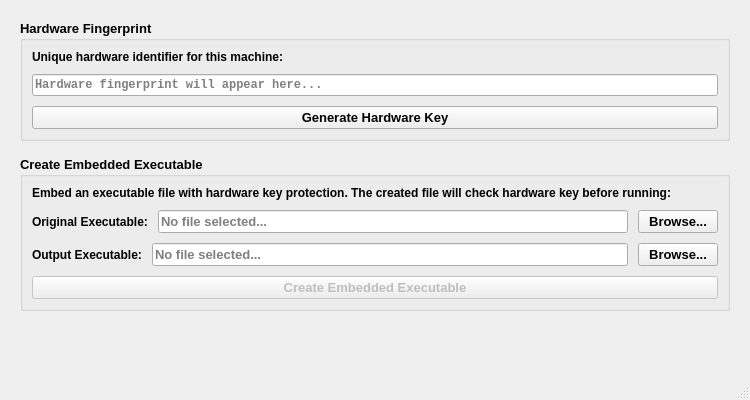
Old version of the form mod.ui in the repository angeloflancer/philips-protector.
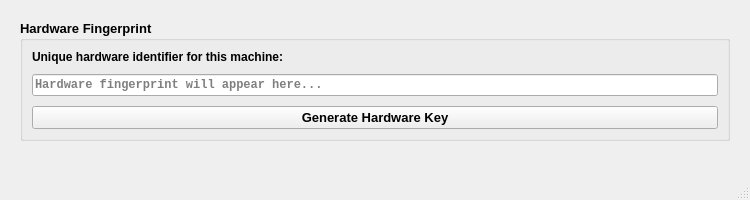
New version of the form.

Commit message: Remove obsolete executable embedding and encryption components from the project. This includes the deletion of ExecutableEmbedder, ExecutableEncryptor, MemoryExecuteLoader, and RuntimeProtector classes, along with their associated headers and UI elements. The MoD application has been updated to reflect these changes, streamlining the codebase and improving maintainability.

Diff of the .ui file:
```diff
--- a/mod.ui
+++ b/mod.ui
@@ -7,7 +7,7 @@
     <x>0</x>
     <y>0</y>
     <width>750</width>
-    <height>400</height>
+    <height>200</height>
    </rect>
   </property>
   <property name="windowTitle">
@@ -87,125 +87,6 @@
       </layout>
      </widget>
     </item>
-    <item>
-     <widget class="QGroupBox" name="embedExecGroup">
-      <property name="title">
-       <string>Create Embedded Executable</string>
-      </property>
-      <property name="font">
-       <font>
-        <pointsize>10</pointsize>
-        <weight>75</weight>
-        <bold>true</bold>
-       </font>
-      </property>
-      <layout class="QVBoxLayout" name="embedExecLayout">
-       <property name="spacing">
-        <number>10</number>
-       </property>
-       <item>
-        <widget class="QLabel" name="labelEmbedDescription">
-         <property name="text">
-          <string>Embed an executable file with hardware key protection. The created file will check hardware key before running:</string>
-         </property>
-         <property name="font">
-          <font>
-           <pointsize>9</pointsize>
-          </font>
-         </property>
-         <property name="wordWrap">
-          <bool>true</bool>
-         </property>
-        </widget>
-       </item>
-       <item>
-        <layout class="QHBoxLayout" name="embedOriginalFileLayout">
-         <item>
-          <widget class="QLabel" name="labelOriginalFile">
-           <property name="text">
-            <string>Original Executable:</string>
-           </property>
-           <property name="font">
-            <font>
-             <pointsize>9</pointsize>
-            </font>
-           </property>
-          </widget>
-         </item>
-         <item>
-          <widget class="QLineEdit" name="embedOriginalFileLineEdit">
-           <property name="readOnly">
-            <bool>true</bool>
-           </property>
-           <property name="placeholderText">
-            <string>No file selected...</string>
-           </property>
-          </widget>
-         </item>
-         <item>
-          <widget class="QPushButton" name="browseEmbedOriginalButton">
-           <property name="text">
-            <string>Browse...</string>
-           </property>
-           <property name="minimumWidth">
-            <number>80</number>
-           </property>
-          </widget>
-         </item>
-        </layout>
-       </item>
-       <item>
-        <layout class="QHBoxLayout" name="embedOutputFileLayout">
-         <item>
-          <widget class="QLabel" name="labelOutputFile">
-           <property name="text">
-            <string>Output Executable:</string>
-           </property>
-           <property name="font">
-            <font>
-             <pointsize>9</pointsize>
-            </font>
-           </property>
-          </widget>
-         </item>
-         <item>
-          <widget class="QLineEdit" name="embedOutputFileLineEdit">
-           <property name="readOnly">
-            <bool>true</bool>
-           </property>
-           <property name="placeholderText">
-            <string>No file selected...</string>
-           </property>
-          </widget>
-         </item>
-         <item>
-          <widget class="QPushButton" name="browseEmbedOutputButton">
-           <property name="text">
-            <string>Browse...</string>
-           </property>
-           <property name="minimumWidth">
-            <number>80</number>
-           </property>
-          </widget>
-         </item>
-        </layout>
-       </item>
-       <item>
-        <widget class="QPushButton" name="createEmbeddedButton">
-         <property name="text">
-          <string>Create Embedded Executable</string>
-         </property>
-         <property name="minimumHeight">
-          <number>35</number>
-         </property>
-         <property name="enabled">
-          <bool>false</bool>
-         </property>
-        </widget>
-       </item>
-      </layout>
-     </widget>
-    </item>
     <item>
      <spacer name="verticalSpacer">
       <property name="orientation">
```
Left out of the diff: 16 changed lines with no effect on the pictures. The commit also changes 14 other files.
